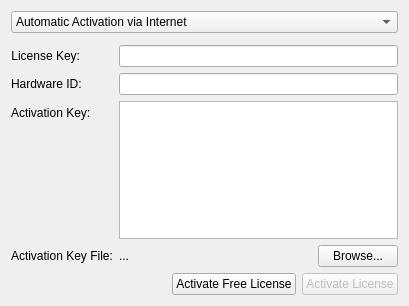
Old version of the form client/src/ui/widgets/settings/license_widget.ui in the repository networkoptix/nx_open.
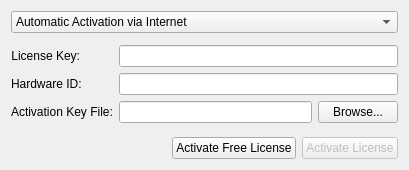
New version of the form. Custom widgets are drawn as their Qt base class.

Commit message:
(Issue #3896) :  Licenses tab and manual activation
<==== Mercurial data ====>
Branch: master

Patch:
```diff
--- a/client/src/ui/widgets/settings/license_widget.ui
+++ b/client/src/ui/widgets/settings/license_widget.ui
@@ -7,7 +7,7 @@
     <x>0</x>
     <y>0</y>
     <width>409</width>
-    <height>306</height>
+    <height>170</height>
    </rect>
   </property>
   <layout class="QVBoxLayout" name="verticalLayout_2" stretch="0,0,1,0">
@@ -33,6 +33,9 @@
    </item>
    <item>
     <layout class="QFormLayout" name="formLayout_2">
+     <property name="fieldGrowthPolicy">
+      <enum>QFormLayout::AllNonFixedFieldsGrow</enum>
+     </property>
      <item row="0" column="0">
       <widget class="QLabel" name="serialKeyLabel">
        <property name="text">
@@ -70,28 +73,18 @@
       </widget>
      </item>
      <item row="2" column="0">
-      <widget class="QLabel" name="activationKeyLabel">
+      <widget class="QLabel" name="activationKeyFileLabel">
        <property name="text">
-        <string>Activation Key:</string>
+        <string>Activation Key File:</string>
        </property>
       </widget>
      </item>
      <item row="2" column="1">
-      <widget class="QPlainTextEdit" name="activationKeyTextEdit">
-       <property name="enabled">
-        <bool>true</bool>
-       </property>
-       <property name="tabChangesFocus">
-        <bool>true</bool>
-       </property>
-      </widget>
-     </item>
-     <item row="3" column="1">
-      <layout class="QHBoxLayout" name="horizontalLayout_2" stretch="1,0">
+      <layout class="QHBoxLayout" name="horizontalLayout_2" stretch="0,0">
        <item>
-        <widget class="QLabel" name="licenseFileLabel">
-         <property name="text">
-          <string>...</string>
+        <widget class="QLineEdit" name="fileLineEdit">
+         <property name="readOnly">
+          <bool>true</bool>
          </property>
         </widget>
        </item>
@@ -107,13 +100,6 @@
        </item>
       </layout>
      </item>
-     <item row="3" column="0">
-      <widget class="QLabel" name="activationKeyFileLabel">
-       <property name="text">
-        <string>Activation Key File:</string>
-       </property>
-      </widget>
-     </item>
     </layout>
    </item>
    <item>
```
The commit also changes 2 other files.
